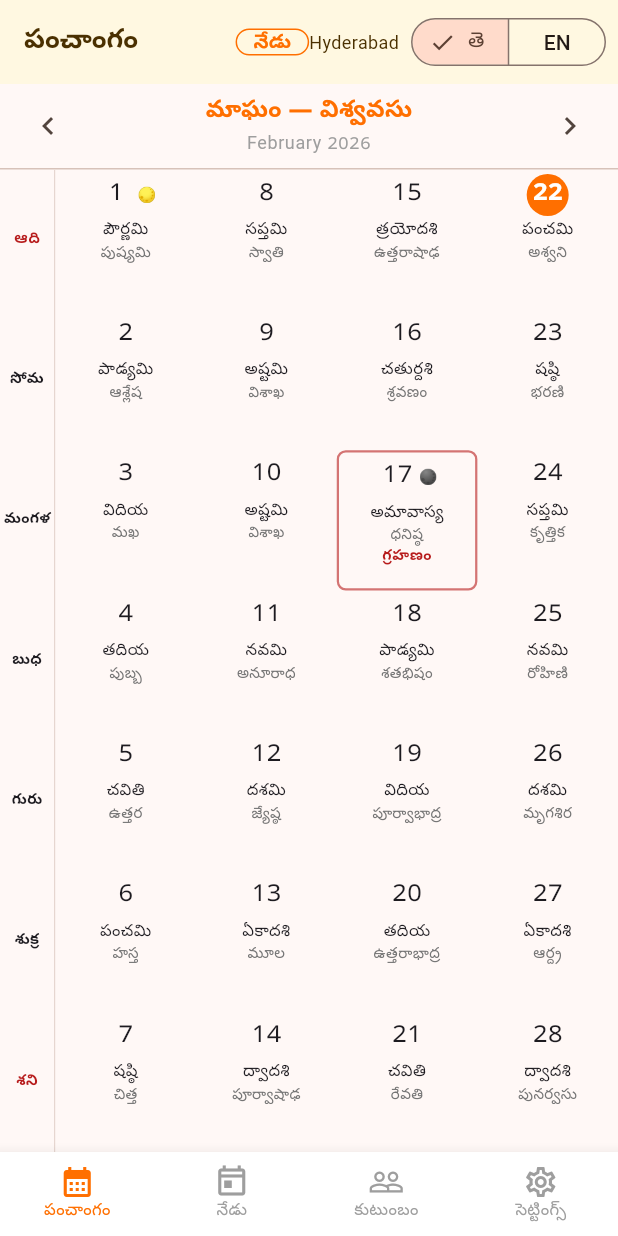
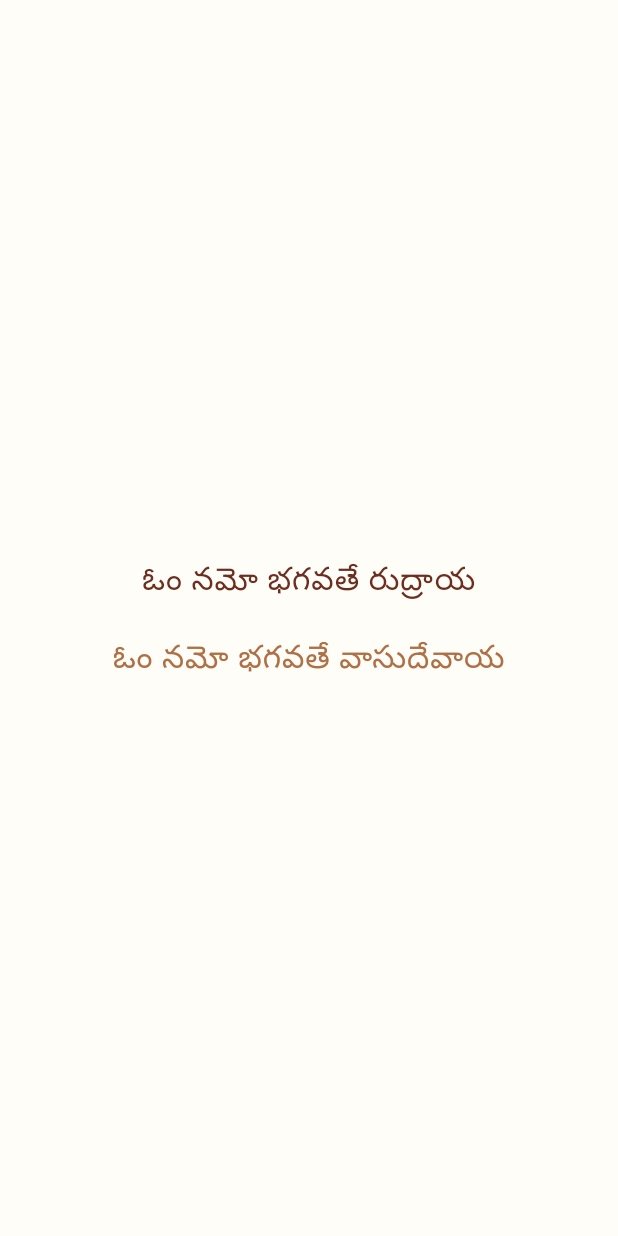
Before and after one commit to srikarbuddhiraju/Panchangam, a Flutter app: the first screen one second after launch, on a phone screen of 412 x 824 dp. Run offline on Flutter 3.47's test engine with Material 3 defaults, Android fonts, the phone set to English and light mode, and no system bars; our stand-ins replace flutter_riverpod, go_router, google_fonts, hive_flutter; accounts and stored records are empty; Roboto replaces fonts that are missing (Noto Sans Telugu).

Commit message:
Add splash mantras, Sankatahara Chaturthi & Masa Shivaratri
- Splash overlay: two Sanskrit mantras centered on screen, fade out
  after 1.6s. Reads language (Telugu/English) and theme (light/dark)
  from Hive so colours and script are correct before any provider fires.
- Festival model: added optional `icon` field (Unicode symbol) shown
  in place of the ✦ bullet in the festival card.
- Sankatahara Chaturthi (🐘): Krishna Paksha 4 every month — monthly
  Ganesha fast, no teluguMonth restriction (appears in all 12 months).
- Masa Shivaratri (🔱): Krishna Paksha 14 every month, night observance
  — monthly Shiva vigil. Co-appears with Maha Shivaratri in Magha.

Co-Authored-By: Claude Sonnet 4.6 <noreply@anthropic.com>

```diff
--- /dev/null
+++ b/app/lib/app/splash_overlay.dart
@@ -0,0 +1,144 @@
+import 'package:flutter/material.dart';
+import 'package:hive_flutter/hive_flutter.dart';
+import '../core/utils/hive_keys.dart';
+
+/// Full-screen splash overlay showing two mantras, fading out once
+/// the app content has finished its first render.
+///
+/// Reads language and theme directly from the already-open Hive box so
+/// the correct text and colours appear before any Riverpod provider fires.
+class SplashOverlay extends StatefulWidget {
+  final Widget child;
+
+  const SplashOverlay({super.key, required this.child});
+
+  @override
+  State<SplashOverlay> createState() => _SplashOverlayState();
+}
+
+class _SplashOverlayState extends State<SplashOverlay>
+    with SingleTickerProviderStateMixin {
+  late final AnimationController _controller;
+  late final Animation<double> _opacity;
+  bool _visible = true;
+
+  @override
+  void initState() {
+    super.initState();
+
+    _controller = AnimationController(
+      vsync: this,
+      duration: const Duration(milliseconds: 900),
+    );
+
+    // Fades the splash FROM fully opaque TO transparent
+    _opacity = Tween<double>(begin: 1.0, end: 0.0).animate(
+      CurvedAnimation(parent: _controller, curve: Curves.easeOut),
+    );
+
+    // Wait for the first frame to render, then show mantras briefly,
+    // then fade out.
+    WidgetsBinding.instance.addPostFrameCallback((_) {
+      Future.delayed(const Duration(milliseconds: 1600), () {
+        if (!mounted) return;
+        _controller.forward().then((_) {
+          if (mounted) setState(() => _visible = false);
+        });
+      });
+    });
+  }
+
+  @override
+  void dispose() {
+    _controller.dispose();
+    super.dispose();
+  }
+
+  @override
+  Widget build(BuildContext context) {
+    if (!_visible) return widget.child;
+
+    // Read persisted settings from Hive — box is already open by main()
+    final Box box = Hive.box(HiveKeys.settingsBox);
+    final bool isTelugu =
+        (box.get(HiveKeys.language, defaultValue: 'te') as String) == 'te';
+    final String storedTheme =
+        box.get(HiveKeys.themeMode, defaultValue: 'system') as String;
+
+    // Determine dark/light
+    final Brightness platformBrightness =
+        WidgetsBinding.instance.platformDispatcher.platformBrightness;
+    final bool useDark = storedTheme == 'dark' ||
+        (storedTheme == 'system' && platformBrightness == Brightness.dark);
+
+    final Color bgColor =
+        useDark ? const Color(0xFF121212) : const Color(0xFFFFFDF7);
+    final Color textColor =
+        useDark ? const Color(0xFFE8D5B7) : const Color(0xFF6B2E1F);
+    final Color subtleColor =
+        useDark ? const Color(0xFF8B7355) : const Color(0xFFB07045);
+
+    final String mantra1 = isTelugu
+        ? 'ఓం నమో భగవతే రుద్రాయ'
+        : 'Om Namo Bhagavate Rudraya';
+    final String mantra2 = isTelugu
+        ? 'ఓం నమో భగవతే వాసుదేవాయ'
+        : 'Om Namo Bhagavate Vasudevaya';
+
+    // Font size: Telugu script renders slightly larger visually
+    final double fontSize = isTelugu ? 21.0 : 19.0;
+
+    return Stack(
+      children: [
+        // The real app renders underneath — content is ready when splash fades
+        widget.child,
+
+        // Splash overlay
+        FadeTransition(
+          opacity: _opacity,
+          child: Directionality(
+            textDirection: TextDirection.ltr,
+            child: Container(
+              color: bgColor,
+              child: Center(
+                child: Padding(
+                  padding: const EdgeInsets.symmetric(horizontal: 32.0),
+                  child: Column(
+                    mainAxisSize: MainAxisSize.min,
+                    children: [
+                      Text(
+                        mantra1,
+                        style: TextStyle(
+                          color: textColor,
+                          fontSize: fontSize,
+                          fontWeight: FontWeight.w500,
+                          letterSpacing: 0.6,
+                          height: 1.5,
+                          decoration: TextDecoration.none,
+                        ),
+                        textAlign: TextAlign.center,
+                      ),
+                      const SizedBox(height: 20),
+                      Text(
+                        mantra2,
+                        style: TextStyle(
+                          color: subtleColor,
+                          fontSize: fontSize,
+                          fontWeight: FontWeight.w400,
+                          letterSpacing: 0.6,
+                          height: 1.5,
+                          decoration: TextDecoration.none,
+                        ),
+                        textAlign: TextAlign.center,
+                      ),
+                    ],
+                  ),
+                ),
+              ),
+            ),
+          ),
+        ),
+      ],
+    );
+  }
+}
--- a/app/lib/main.dart
+++ b/app/lib/main.dart
@@ -6,6 +6,7 @@ import 'package:intl/date_symbol_data_local.dart';
 
 import 'app/theme.dart';
 import 'app/routes.dart';
+import 'app/splash_overlay.dart';
 import 'core/city_lookup/city_lookup.dart';
 import 'core/utils/hive_keys.dart';
 import 'features/settings/settings_provider.dart';
@@ -31,7 +32,9 @@ Future<void> main() async {
 
   runApp(
     const ProviderScope(
-      child: PanchangamApp(),
+      child: SplashOverlay(
+        child: PanchangamApp(),
+      ),
     ),
   );
 }
```
Also changed, not shown: app/lib/features/festivals/festival_data.dart (+37 -0 lines), app/lib/features/panchangam/widgets/festival_card.dart (+12 -1 lines).
